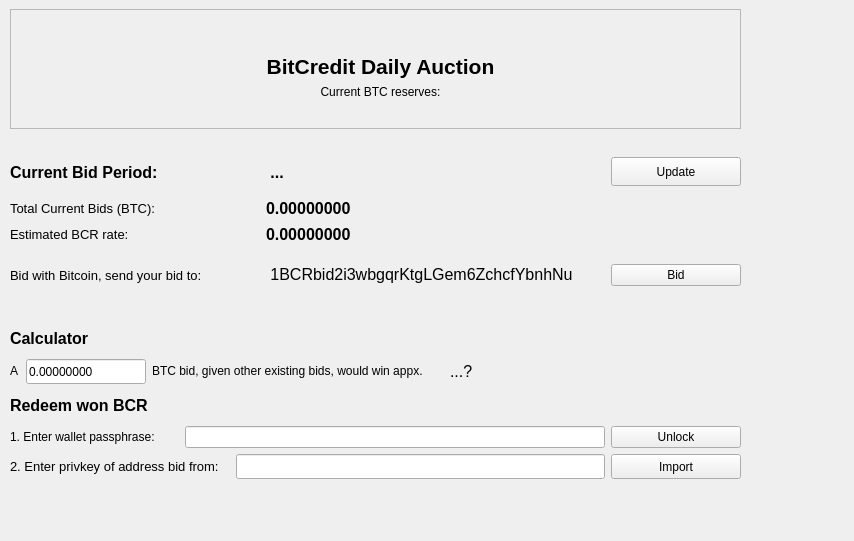
Old version of the form src/qt/forms/bidpage.ui in the repository tlc2/bitcredit-2.0.
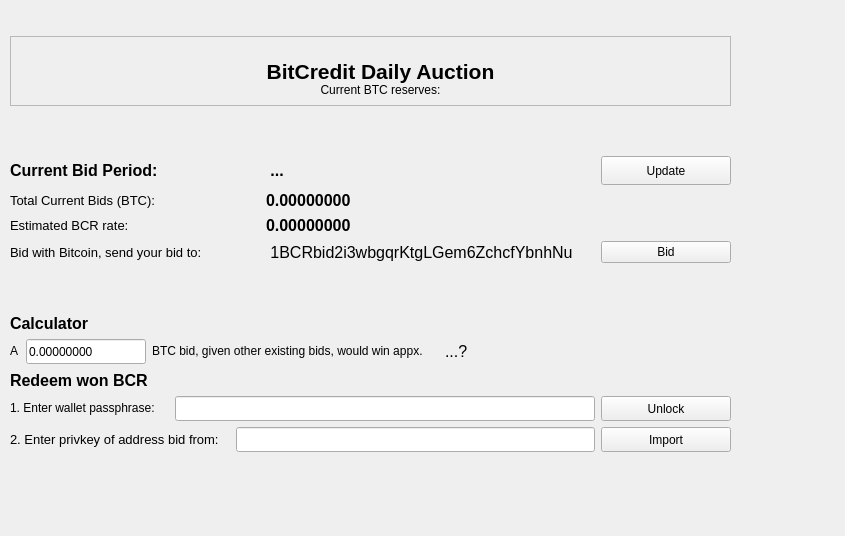
New version of the form.

Diff of the .ui file:
```diff
--- a/src/qt/forms/bidpage.ui
+++ b/src/qt/forms/bidpage.ui
@@ -6,8 +6,8 @@
    <rect>
     <x>0</x>
     <y>0</y>
-    <width>854</width>
-    <height>541</height>
+    <width>845</width>
+    <height>536</height>
    </rect>
   </property>
   <property name="windowTitle">
@@ -18,7 +18,7 @@
     <rect>
      <x>10</x>
      <y>-8</y>
-     <width>781</width>
+     <width>771</width>
      <height>504</height>
     </rect>
    </property>
@@ -34,13 +34,13 @@
       <property name="minimumSize">
        <size>
         <width>0</width>
-        <height>120</height>
+        <height>70</height>
        </size>
       </property>
       <property name="maximumSize">
        <size>
         <width>16777215</width>
-        <height>120</height>
+        <height>70</height>
        </size>
       </property>
       <property name="frameShape">
@@ -53,7 +53,7 @@
        <property name="geometry">
         <rect>
          <x>20</x>
-         <y>42</y>
+         <y>20</y>
          <width>701</width>
          <height>30</height>
         </rect>
@@ -82,7 +82,7 @@
        <property name="geometry">
         <rect>
          <x>250</x>
-         <y>74</y>
+         <y>45</y>
          <width>241</width>
          <height>17</height>
         </rect>
@@ -97,7 +97,7 @@
      </widget>
     </item>
     <item>
-     <layout class="QGridLayout" name="gridLayout" rowminimumheight="40,20,20,20">
+     <layout class="QGridLayout" name="gridLayout">
       <property name="bottomMargin">
        <number>0</number>
       </property>
@@ -106,7 +106,7 @@
         <property name="maximumSize">
          <size>
           <width>16777215</width>
-          <height>30</height>
+          <height>20</height>
          </size>
         </property>
         <property name="font">
@@ -151,6 +151,12 @@
       </item>
       <item row="0" column="1">
        <widget class="QLabel" name="labelNumber">
+        <property name="maximumSize">
+         <size>
+          <width>16777215</width>
+          <height>30</height>
+         </size>
+        </property>
         <property name="palette">
          <palette>
           <active/>
@@ -175,6 +181,12 @@
       </item>
       <item row="0" column="0">
        <widget class="QLabel" name="labelNext">
+        <property name="maximumSize">
+         <size>
+          <width>16777215</width>
+          <height>30</height>
+         </size>
+        </property>
         <property name="font">
          <font>
           <pointsize>12</pointsize>
@@ -192,7 +204,7 @@
         <property name="maximumSize">
          <size>
           <width>16777215</width>
-          <height>30</height>
+          <height>20</height>
          </size>
         </property>
         <property name="font">
@@ -235,36 +247,12 @@
         </property>
        </widget>
       </item>
-      <item row="3" column="0">
-       <widget class="QLabel" name="label">
-        <property name="minimumSize">
-         <size>
-          <width>0</width>
-          <height>50</height>
-         </size>
-        </property>
-        <property name="maximumSize">
-         <size>
-          <width>250</width>
-          <height>16777215</height>
-         </size>
-        </property>
-        <property name="font">
-         <font>
-          <pointsize>10</pointsize>
-         </font>
-        </property>
-        <property name="text">
-         <string>Bid with Bitcoin, send your bid to: </string>
-        </property>
-       </widget>
-      </item>
       <item row="3" column="1" alignment="Qt::AlignLeft">
        <widget class="QPushButton" name="pushButtonBTCExplorer">
         <property name="maximumSize">
          <size>
           <width>330</width>
-          <height>16777215</height>
+          <height>20</height>
          </size>
         </property>
         <property name="font">
@@ -310,16 +298,40 @@
         </property>
        </widget>
       </item>
+      <item row="3" column="0">
+       <widget class="QLabel" name="label">
+        <property name="minimumSize">
+         <size>
+          <width>0</width>
+          <height>20</height>
+         </size>
+        </property>
+        <property name="maximumSize">
+         <size>
+          <width>250</width>
+          <height>20</height>
+         </size>
+        </property>
+        <property name="font">
+         <font>
+          <pointsize>10</pointsize>
+         </font>
+        </property>
+        <property name="text">
+         <string>Bid with Bitcoin, send your bid to: </string>
+        </property>
+       </widget>
+      </item>
      </layout>
     </item>
     <item>
-     <layout class="QVBoxLayout" name="verticalLayout" stretch="25,0,0,0,0">
+     <layout class="QVBoxLayout" name="verticalLayout" stretch="0,0,0,0,0">
       <item>
        <widget class="QLabel" name="labelCalc">
         <property name="maximumSize">
          <size>
           <width>16777215</width>
-          <height>30</height>
+          <height>20</height>
          </size>
         </property>
         <property name="font">
@@ -376,7 +388,7 @@
           <property name="maximumSize">
            <size>
             <width>16777215</width>
-            <height>25</height>
+            <height>20</height>
            </size>
           </property>
           <property name="text">
@@ -409,7 +421,7 @@
         <property name="maximumSize">
          <size>
           <width>16777215</width>
-          <height>30</height>
+          <height>20</height>
          </size>
         </property>
         <property name="font">
@@ -431,7 +443,7 @@
           <property name="maximumSize">
            <size>
             <width>200</width>
-            <height>25</height>
+            <height>20</height>
            </size>
           </property>
           <property name="text">
@@ -457,7 +469,7 @@
           <property name="maximumSize">
            <size>
             <width>130</width>
-            <height>16777215</height>
+            <height>25</height>
            </size>
           </property>
           <property name="text">
```
